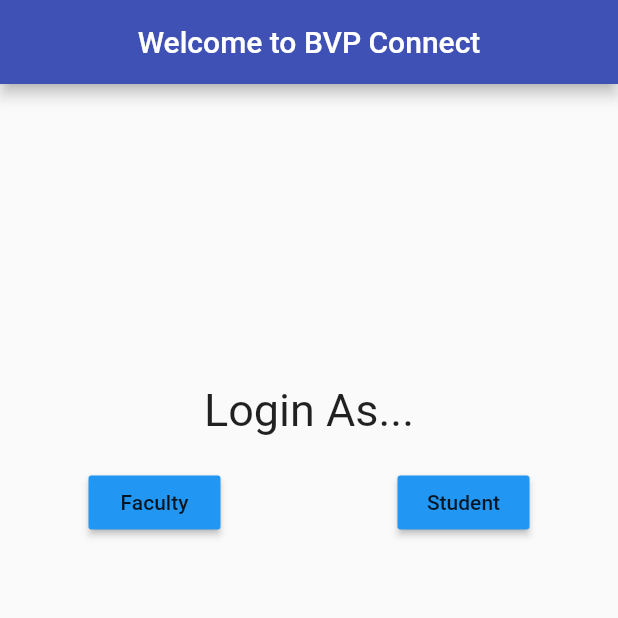
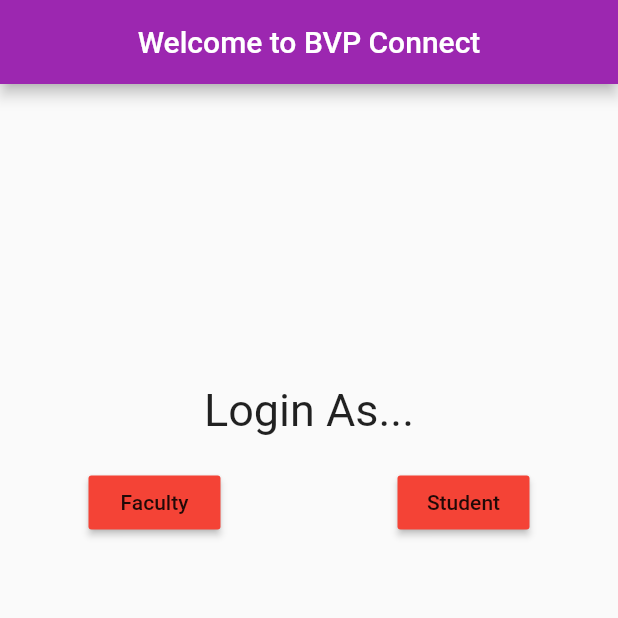
Before and after one commit to Srishtigarg25/BVP-Connect, a Flutter app: the screen it shows after launch, on a phone screen of 412 x 824 dp, the top half of it. Run offline on Flutter 3.47's test engine with Material 2 defaults, Android fonts, the phone set to English and light mode, and no system bars.

Commit message:
updated colors

```diff
--- a/lib/main.dart
+++ b/lib/main.dart
@@ -22,7 +22,7 @@ class BaseApp extends StatelessWidget {
   Widget build(BuildContext context) {
     return Scaffold(
       appBar: AppBar(
-        backgroundColor: Colors.indigo,
+        backgroundColor: Colors.purple,
         title: Container(
           width: double.infinity,
           child: Text(
@@ -50,14 +50,14 @@ class BaseApp extends StatelessWidget {
               children: <Widget>[
                 RaisedButton(
                   child: Text("Faculty"),
-                  color: Colors.blue,
+                  color: Colors.red,
                   onPressed: () {
                     Navigator.pushNamed(context, 'loginasfaculty');
                   },
                 ),
                 RaisedButton(
                   child: Text("Student"),
-                  color: Colors.blue,
+                  color: Colors.red,
                   onPressed: () {
                     Navigator.pushNamed(context, 'loginasstudent');
                   },
```
